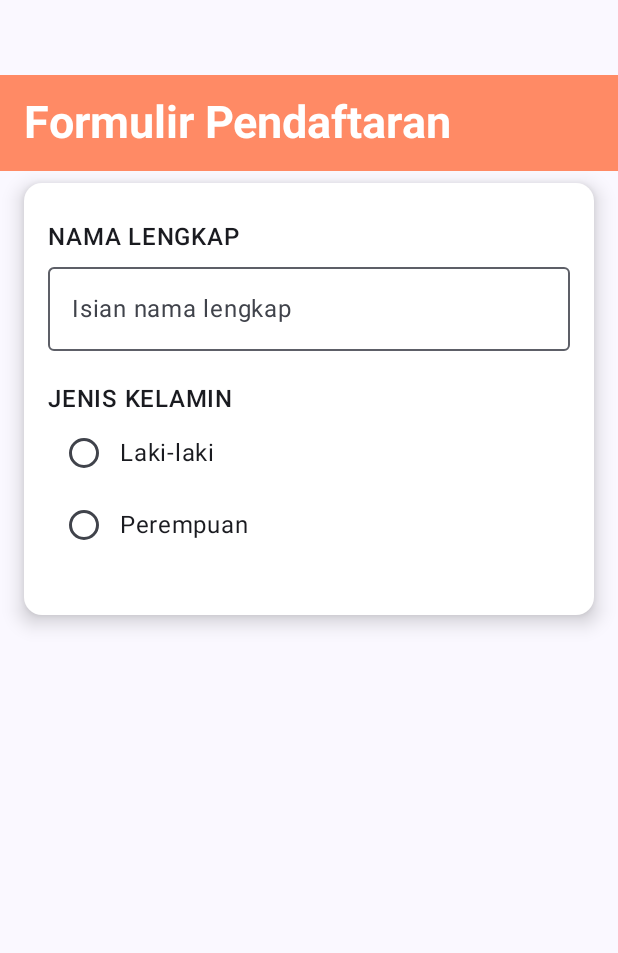
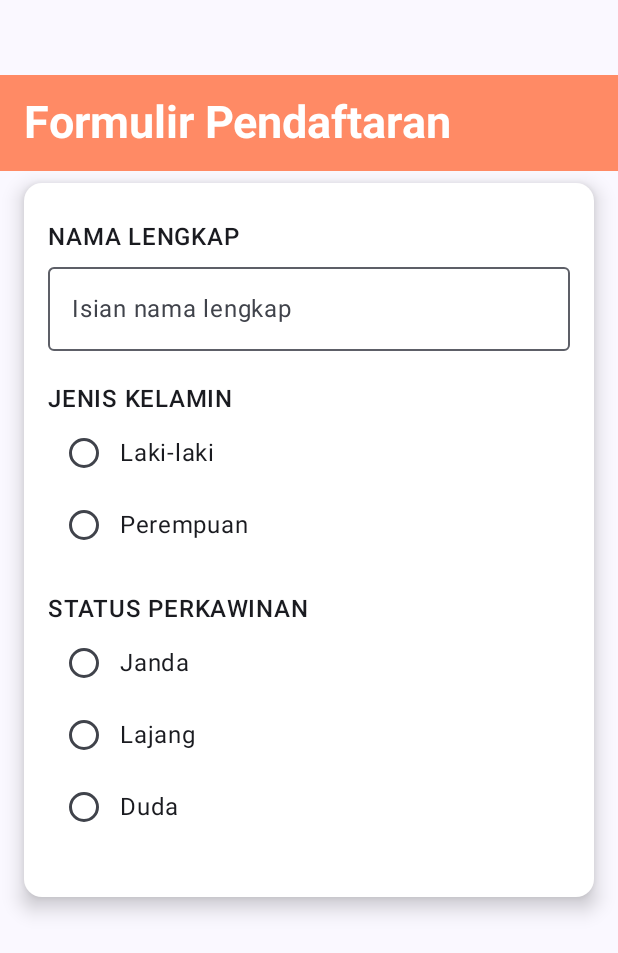
Before and after one commit to salsadillaazkhiyahputri/QuestNavigasTugas_077, an Android app built with Jetpack Compose: the composable FormIsian shown on its own in the app's theme, on a phone screen of 412 x 824 dp. Shown: the top 953 px of the screen. Run offline under Robolectric (Android 15) with nearby library versions, the phone set to English and light mode, and no system bars.

Commit message:
menambahkan status perkawinan dengan RadioButton di FormIsian

```diff
--- a/app/src/main/java/com/example/questnavigastugas/view/Formulir.kt
+++ b/app/src/main/java/com/example/questnavigastugas/view/Formulir.kt
@@ -120,6 +120,26 @@ fun FormIsian(
                     }
                 }
                 Spacer(modifier = Modifier.height(20.dp))
+
+                Text(text = "STATUS PERKAWINAN", fontWeight = FontWeight.SemiBold)
+                Column(modifier = Modifier.fillMaxWidth()) {
+                    statusKawinOptions.forEach { item ->
+                        Row(
+                            modifier = Modifier
+                                .selectable(
+                                    selected = selectedStatusKawin == item,
+                                    onClick = { selectedStatusKawin = item })
+                                .fillMaxWidth(),
+                            verticalAlignment = Alignment.CenterVertically
+                        ) {
+                            RadioButton(
+                                selected = selectedStatusKawin == item,
+                                onClick = { selectedStatusKawin = item })
+                            Text(item, style = MaterialTheme.typography.bodyLarge)
+                        }
+                    }
+                }
+                Spacer(modifier = Modifier.height(20.dp))
             }
         }
     }
```
